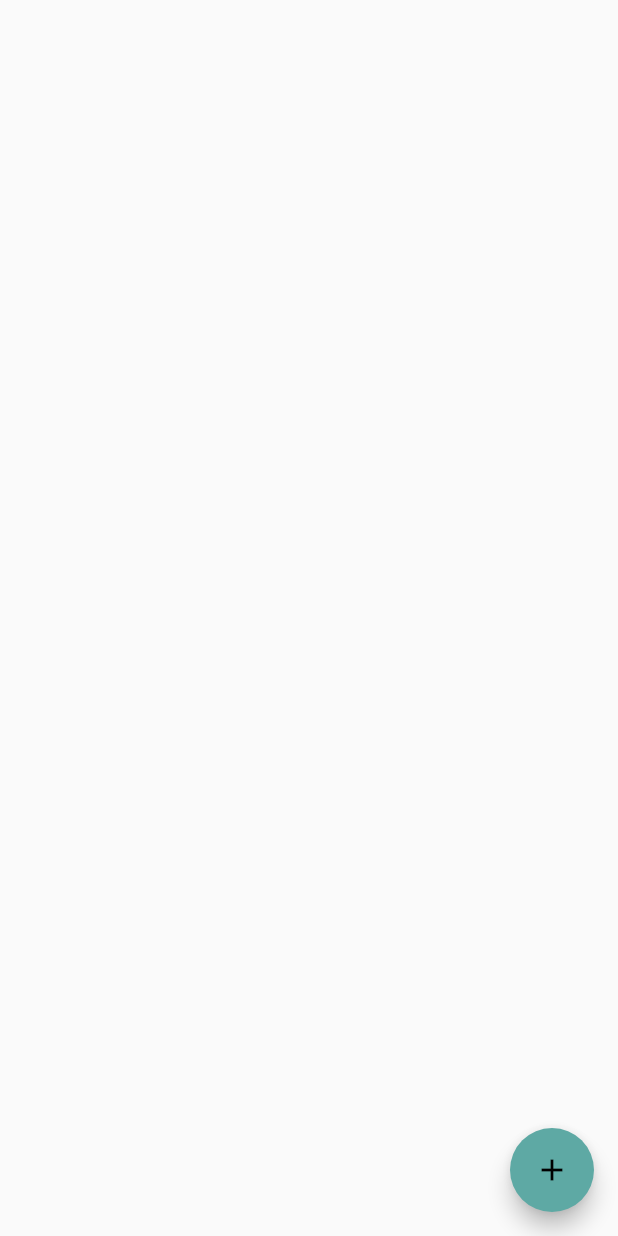
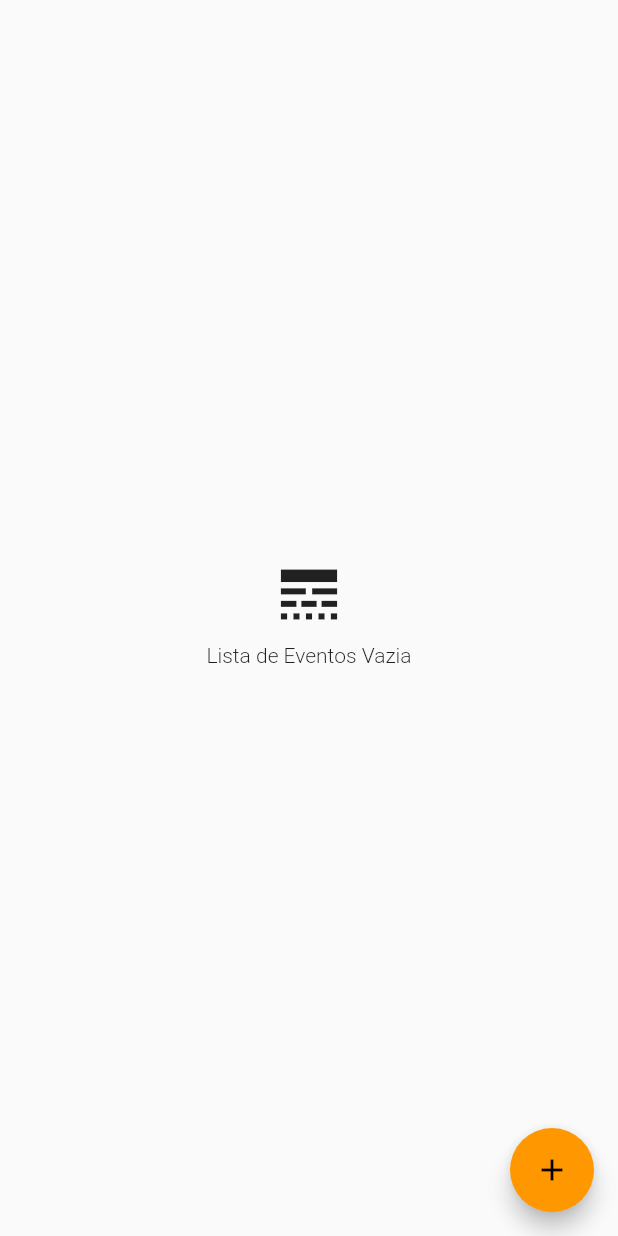
Before and after one commit to Brunorock22/binder-project, a Flutter app: the ListaMaterias screen opened directly, on a phone screen of 412 x 824 dp. Run offline on Flutter 3.47's test engine with Material 2 defaults, Android fonts, the phone set to English and light mode, and no system bars; our stand-ins replace awesome_dialog, file_picker, flushbar, flutter_spinkit, open_file, sqflite and 1 more; missing offline and left inert: circular_bottom_navigation; accounts and stored records are empty.

```diff
--- a/lib/main.dart
+++ b/lib/main.dart
@@ -15,8 +15,8 @@ class MyApp extends StatelessWidget {
       debugShowCheckedModeBanner: false,
       theme: ThemeData(
 
-        primaryColor: Color.fromARGB(255,103,186,180),
-        accentColor: Color.fromARGB(255,103 ,186,180),
+        primaryColor:Colors.orange,
+        accentColor: Colors.orange,
         buttonTheme: ButtonThemeData(
           buttonColor: Colors.black,
           textTheme: ButtonTextTheme.accent,
--- a/lib/screens/lista_materias.dart
+++ b/lib/screens/lista_materias.dart
@@ -23,7 +23,8 @@ class _ListaMateriasState extends State<ListaMaterias> {
     MateriaDao dao = MateriaDao();
 
     return Scaffold(
-      body: FutureBuilder(
+      body: SafeArea(
+        child: FutureBuilder(
           future:
               Future.delayed(Duration(seconds: 1)).then((value) => dao.findAll()),
           builder: (context, snapshot) {
@@ -45,7 +46,7 @@ class _ListaMateriasState extends State<ListaMaterias> {
                         child: Text(
                           'Carregando...',
                           style: TextStyle(
-                            fontSize: 14, color: ColorUtils.accentColor),
+                              fontSize: 14, color: Colors.black),
                         ),
                       )
                     ],
@@ -56,7 +57,9 @@ class _ListaMateriasState extends State<ListaMaterias> {
                 break;
               case ConnectionState.done:
                 final List<Materia> materias = snapshot.data;
-              return ListView.builder(
+                return materias.length != 0 ?Padding(
+                  padding: const EdgeInsets.all(8.0),
+                  child: ListView.builder(
                       itemCount: materias.length,
                       itemBuilder: (mContext, indice) {
                         final Materia materia = materias[indice];
@@ -72,7 +75,7 @@ class _ListaMateriasState extends State<ListaMaterias> {
                                 builder: (BuildContext context) {
                                   // return object of type Dialog
                                   return CupertinoAlertDialog(
-                                title: new Text("Deseja Apagar o Item?"),
+                                    title: new Text("Deseja apagar o item?"),
                                     actions: <Widget>[
                                       // usually buttons at the bottom of the dialog
                                       new CupertinoDialogAction(
@@ -95,11 +98,25 @@ class _ListaMateriasState extends State<ListaMaterias> {
                                 },
                               );
                             });
-                  });
+                      }),
+                ):  Center(
+                      child: Column(
+                      mainAxisAlignment: MainAxisAlignment.center,
+                      crossAxisAlignment: CrossAxisAlignment.center,
+                      children: [
+                      Icon(Icons.line_style,size: 50,),
+                      Padding(
+                        padding: const EdgeInsets.all(8.0),
+                        child: Text('Lista de Eventos Vazia',style: TextStyle(fontWeight: FontWeight.w300),),
+                      )
+                  ],
+                ),
+                    );
                 break;
             }
             return null;
           },
+        ),
       ),
       floatingActionButton: FloatingActionButton(
         onPressed: () {
--- a/lib/screens/splash_screen.dart
+++ b/lib/screens/splash_screen.dart
@@ -13,7 +13,7 @@ class _SplashScreenState extends State<SplashScreen> with TickerProviderStateMix
   initState() {
     super.initState();
     controller = AnimationController(
-        duration: const Duration(milliseconds: 600), vsync: this);
+        duration: const Duration(milliseconds: 1000), vsync: this);
     animation = CurvedAnimation(parent: controller, curve: Curves.easeIn);
 
     /*animation.addStatusListener((status) {
@@ -42,8 +42,8 @@ class _SplashScreenState extends State<SplashScreen> with TickerProviderStateMix
                   children: <Widget>[
                     Center(
                       child: Container(
-                          width: MediaQuery.of(context).size.width * 0.5,
-                          child: Image.asset("assets/images/icon_pita.png")
+                          width: MediaQuery.of(context).size.width * 0.9,
+                          child: Image.asset("assets/images/icon_pita.jpg")
                       ),
                     ),
 //                    Padding(
--- a/lib/service/load_files.dart
+++ b/lib/service/load_files.dart
@@ -26,8 +26,7 @@ class _LoadFilesState extends State<LoadFiles> {
 
   @override
   Widget build(BuildContext context) {
-    return new MaterialApp(
-      home: new Scaffold(
+    return Scaffold(
         appBar: new AppBar(
           title: const Text('Plugin example app'),
         ),
@@ -42,8 +41,7 @@ class _LoadFilesState extends State<LoadFiles> {
               ),
             ],
           ),
-        ),
-      ),
+        )
     );
   }
 }
--- a/lib/util/colors_util.dart
+++ b/lib/util/colors_util.dart
@@ -1,6 +1,6 @@
 import 'package:flutter/material.dart';
 
 class ColorUtils{
-  static Color accentColor = Color.fromARGB(255, 79, 142, 137);
-  static Color primaryColor = Color.fromARGB(255,94,169, 164);
+  static Color accentColor = Colors.orange;
+  static Color primaryColor = Colors.orange;
 }
--- a/pubspec.yaml
+++ b/pubspec.yaml
@@ -30,7 +30,7 @@ dependencies:
   flutter_spinkit: "^4.1.2"
   path:
   awesome_dialog:
-  flushbar: 1.9.1
+  flushbar: ^1.10.2
 
   # The following adds the Cupertino Icons font to your application.
   # Use with the CupertinoIcons class for iOS style icons.
@@ -55,7 +55,7 @@ flutter:
   # To add assets to your application, add an assets section, like this:
 
   assets:
-    - assets/images/icon_pita.png
+    - assets/images/icon_pita.jpg
 
   # An image asset can refer to one or more resolution-specific "variants", see
   # https://flutter.dev/assets-and-images/#resolution-aware.
```
Also changed, not shown: lib/componentes/main_screen.dart (+3 -14 lines), lib/screens/calendar.dart (+4 -4 lines), assets/images/icon_pita.jpg (added), assets/images/icon_pita.png (deleted), pubspec.lock, 5 other files. Lines whose indentation alone changed are shown as unchanged.
